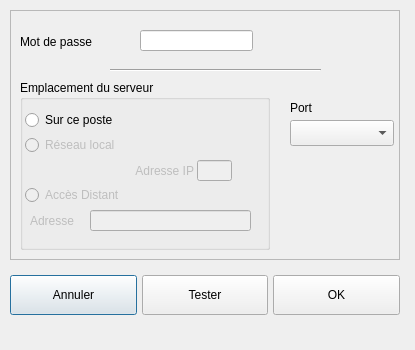
The window that dlg_paramconnexion.ui (ukinoki/RufusAdmin) describes before a commit, drawn with Qt 5.
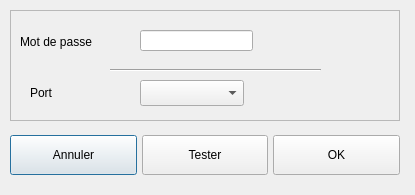
The same window after the commit. Icons and pictures are not drawn. Custom widgets are drawn as their Qt base class.

What changed in the file:
```diff
--- a/dlg_paramconnexion.ui
+++ b/dlg_paramconnexion.ui
@@ -7,13 +7,13 @@
     <x>0</x>
     <y>0</y>
     <width>415</width>
-    <height>350</height>
+    <height>195</height>
    </rect>
   </property>
   <property name="minimumSize">
    <size>
     <width>415</width>
-    <height>350</height>
+    <height>195</height>
    </size>
   </property>
   <property name="maximumSize">
@@ -29,7 +29,7 @@
    <property name="geometry">
     <rect>
      <x>10</x>
-     <y>270</y>
+     <y>130</y>
      <width>390</width>
      <height>50</height>
     </rect>
@@ -136,13 +136,13 @@
      <x>10</x>
      <y>10</y>
      <width>390</width>
-     <height>250</height>
+     <height>111</height>
     </rect>
    </property>
    <property name="minimumSize">
     <size>
      <width>390</width>
-     <height>250</height>
+     <height>0</height>
     </size>
    </property>
    <property name="maximumSize">
@@ -195,172 +195,11 @@
      <set>Qt::AlignCenter</set>
     </property>
    </widget>
-   <widget class="QGroupBox" name="AccesgroupBox">
-    <property name="geometry">
-     <rect>
-      <x>10</x>
-      <y>70</y>
-      <width>250</width>
-      <height>170</height>
-     </rect>
-    </property>
-    <property name="minimumSize">
-     <size>
-      <width>250</width>
-      <height>170</height>
-     </size>
-    </property>
-    <property name="maximumSize">
-     <size>
-      <width>250</width>
-      <height>170</height>
-     </size>
-    </property>
-    <property name="focusPolicy">
-     <enum>Qt::NoFocus</enum>
-    </property>
-    <property name="contextMenuPolicy">
-     <enum>Qt::NoContextMenu</enum>
-    </property>
-    <property name="title">
-     <string>Emplacement du serveur</string>
-    </property>
-    <widget class="QRadioButton" name="PosteradioButton">
-     <property name="geometry">
-      <rect>
-       <x>5</x>
-       <y>30</y>
-       <width>120</width>
-       <height>20</height>
-      </rect>
-     </property>
-     <property name="focusPolicy">
-      <enum>Qt::WheelFocus</enum>
-     </property>
-     <property name="contextMenuPolicy">
-      <enum>Qt::NoContextMenu</enum>
-     </property>
-     <property name="text">
-      <string>Sur ce poste</string>
-     </property>
-    </widget>
-    <widget class="QRadioButton" name="LocalradioButton">
-     <property name="enabled">
-      <bool>false</bool>
-     </property>
-     <property name="geometry">
-      <rect>
-       <x>5</x>
-       <y>55</y>
-       <width>120</width>
-       <height>20</height>
-      </rect>
-     </property>
-     <property name="focusPolicy">
-      <enum>Qt::WheelFocus</enum>
-     </property>
-     <property name="contextMenuPolicy">
-      <enum>Qt::NoContextMenu</enum>
-     </property>
-     <property name="text">
-      <string>Réseau local</string>
-     </property>
-    </widget>
-    <widget class="QLineEdit" name="IPlineEdit">
-     <property name="enabled">
-      <bool>false</bool>
-     </property>
-     <property name="geometry">
-      <rect>
-       <x>177</x>
-       <y>80</y>
-       <width>35</width>
-       <height>21</height>
-      </rect>
-     </property>
-     <property name="focusPolicy">
-      <enum>Qt::WheelFocus</enum>
-     </property>
-     <property name="contextMenuPolicy">
-      <enum>Qt::NoContextMenu</enum>
-     </property>
-     <property name="alignment">
-      <set>Qt::AlignCenter</set>
-     </property>
-    </widget>
-    <widget class="QLabel" name="IPlabel">
-     <property name="enabled">
-      <bool>false</bool>
-     </property>
-     <property name="geometry">
-      <rect>
-       <x>13</x>
-       <y>83</y>
-       <width>161</width>
-       <height>16</height>
-      </rect>
-     </property>
-     <property name="contextMenuPolicy">
-      <enum>Qt::NoContextMenu</enum>
-     </property>
-     <property name="text">
-      <string>Adresse IP</string>
-     </property>
-     <property name="alignment">
-      <set>Qt::AlignRight|Qt::AlignTrailing|Qt::AlignVCenter</set>
-     </property>
-    </widget>
-    <widget class="QRadioButton" name="DistantradioButton">
-     <property name="enabled">
-      <bool>false</bool>
-     </property>
-     <property name="geometry">
-      <rect>
-       <x>5</x>
-       <y>105</y>
-       <width>120</width>
-       <height>20</height>
-      </rect>
-     </property>
-     <property name="text">
-      <string>Accès Distant</string>
-     </property>
-    </widget>
-    <widget class="QLineEdit" name="DistantlineEdit">
-     <property name="enabled">
-      <bool>false</bool>
-     </property>
-     <property name="geometry">
-      <rect>
-       <x>70</x>
-       <y>130</y>
-       <width>161</width>
-       <height>21</height>
-      </rect>
-     </property>
-    </widget>
-    <widget class="QLabel" name="DistantLabel">
-     <property name="enabled">
-      <bool>false</bool>
-     </property>
-     <property name="geometry">
-      <rect>
-       <x>10</x>
-       <y>133</y>
-       <width>60</width>
-       <height>16</height>
-      </rect>
-     </property>
-     <property name="text">
-      <string>Adresse</string>
-     </property>
-    </widget>
-   </widget>
    <widget class="QComboBox" name="PortcomboBox">
     <property name="geometry">
      <rect>
-      <x>280</x>
-      <y>110</y>
+      <x>130</x>
+      <y>70</y>
       <width>104</width>
       <height>26</height>
      </rect>
@@ -372,8 +211,8 @@
    <widget class="QLabel" name="Portlabel">
     <property name="geometry">
      <rect>
-      <x>280</x>
-      <y>90</y>
+      <x>20</x>
+      <y>75</y>
       <width>60</width>
       <height>16</height>
      </rect>
```
Left out of the diff: 4 changed lines with no effect on the pictures.
